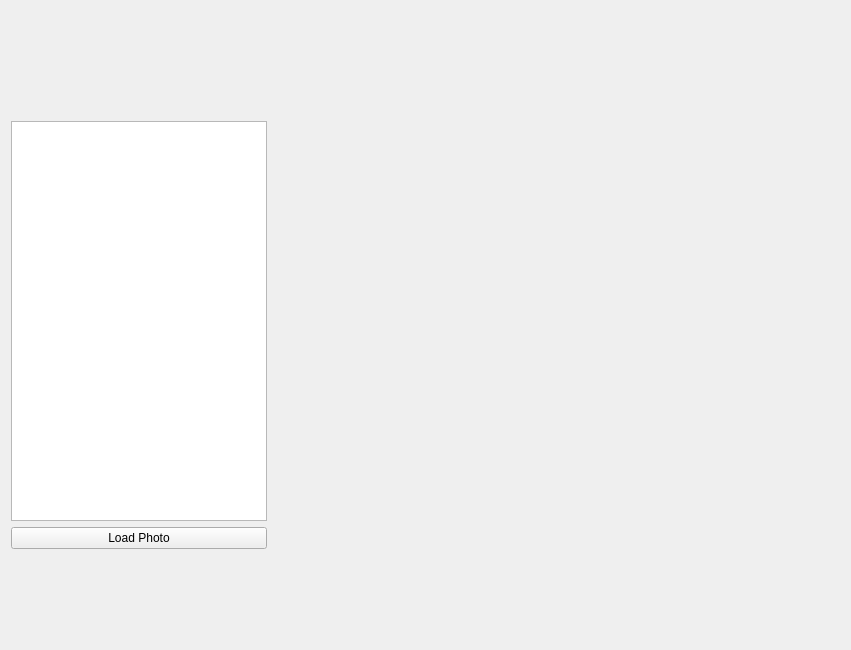
Qt form window.ui (jesper/trippy) before a commit.
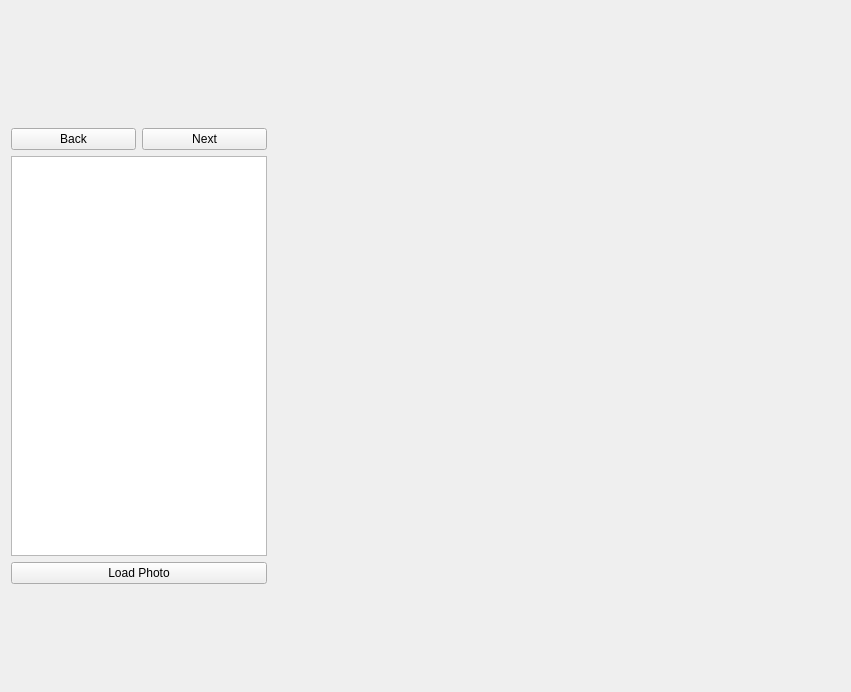
The same form after that commit. Icons and pictures are not drawn.

Commit message: Started working on adding next/back buttons for easier photo navigation

```diff
--- a/window.ui
+++ b/window.ui
@@ -6,7 +6,7 @@
     <x>0</x>
     <y>0</y>
     <width>851</width>
-    <height>650</height>
+    <height>692</height>
    </rect>
   </property>
   <property name="sizeIncrement" >
@@ -53,7 +53,25 @@
       </widget>
      </item>
      <item>
-      <widget class="QListView" name="lw_photos" >
+      <layout class="QHBoxLayout" name="horizontalLayout" >
+       <item>
+        <widget class="QPushButton" name="pb_back" >
+         <property name="text" >
+          <string>Back</string>
+         </property>
+        </widget>
+       </item>
+       <item>
+        <widget class="QPushButton" name="pb_next" >
+         <property name="text" >
+          <string>Next</string>
+         </property>
+        </widget>
+       </item>
+      </layout>
+     </item>
+     <item>
+      <widget class="QListView" name="lv_photos" >
        <property name="minimumSize" >
         <size>
          <width>0</width>
```
The commit also changes 3 other files.
